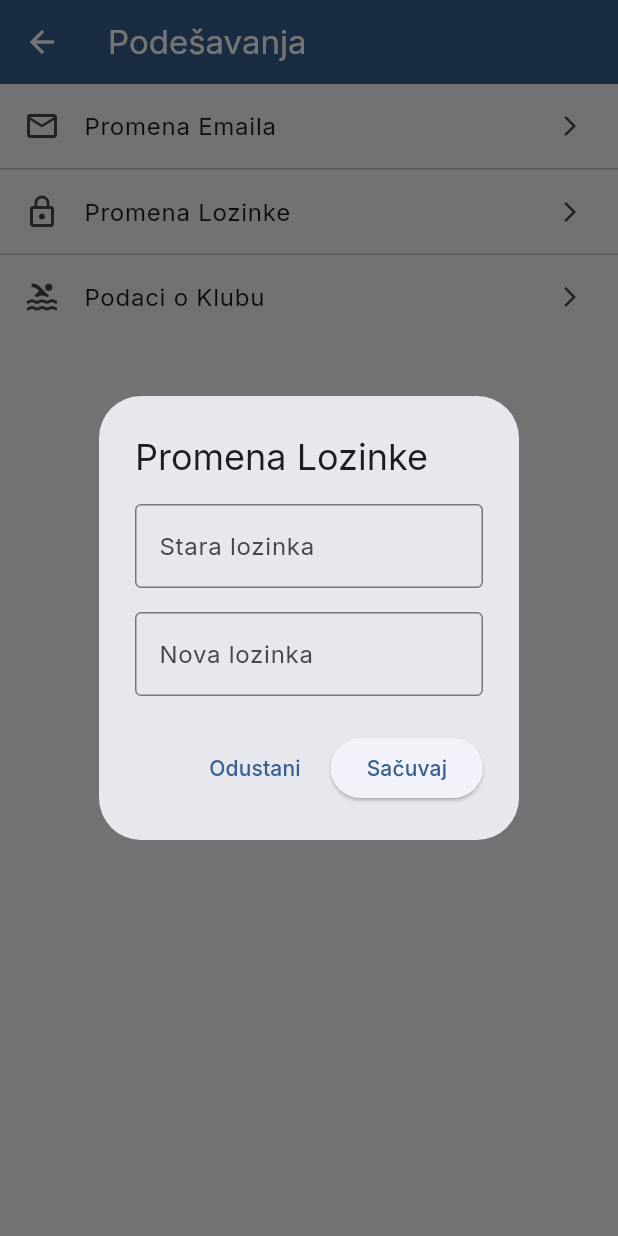
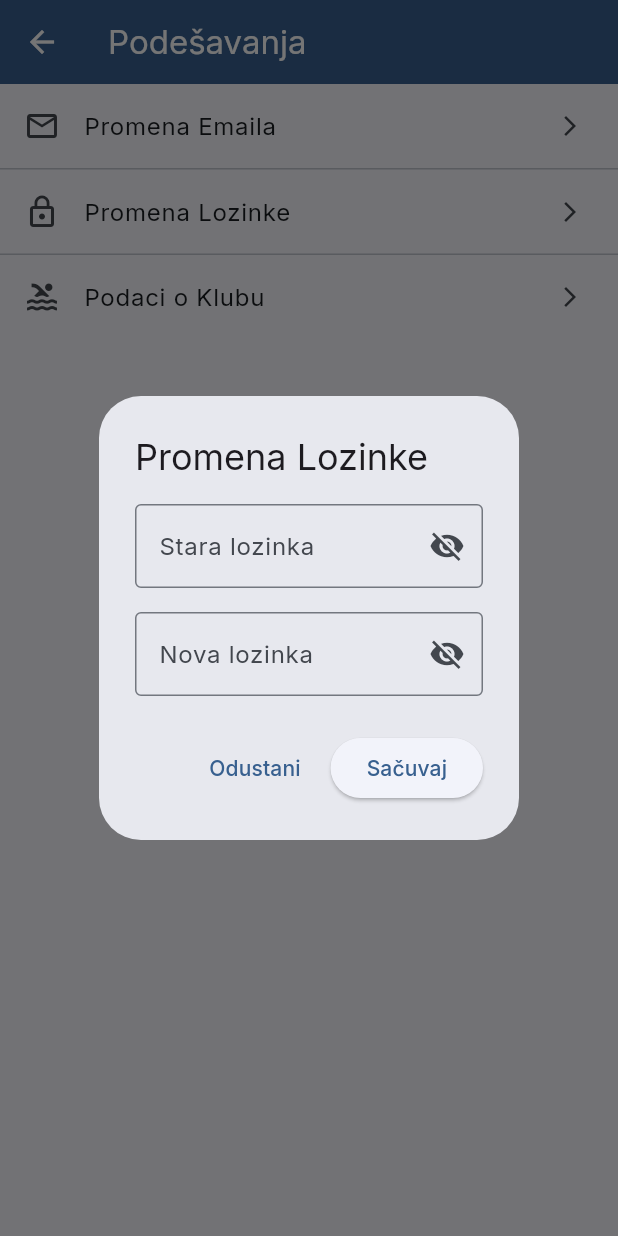
Before and after one commit to Nklrst/plivacki-klub-cms-app, a Flutter app: the SettingsScreen screen opened directly, after a tap on "Promena Lozinke", on a phone screen of 412 x 824 dp. Run offline on Flutter 3.47's test engine with Material 3 defaults, Android fonts, the phone set to English and light mode, and no system bars; our stand-ins replace dio, fl_chart, flutter_secure_storage, google_fonts, package_info_plus; accounts and stored records are empty; network calls fail.

Commit message:
Added small functionalities
- Dynamic version control to keep track of changes
- Visibility toggle button when changing passwords

```diff
--- a/frontend/lib/screens/owner/settings_screen.dart
+++ b/frontend/lib/screens/owner/settings_screen.dart
@@ -54,26 +54,43 @@ class SettingsScreen extends StatelessWidget {
 
     showDialog(
       context: context,
-      builder: (ctx) => AlertDialog(
+      builder: (ctx) {
+        bool obscureOld = true;
+        bool obscureNew = true;
+
+        return StatefulBuilder(
+          builder: (ctx, setState) => AlertDialog(
             title: const Text('Promena Lozinke'),
             content: Column(
               mainAxisSize: MainAxisSize.min,
               children: [
                 TextField(
                   controller: oldPasswordController,
-              obscureText: true,
-              decoration: const InputDecoration(
+                  obscureText: obscureOld,
+                  decoration: InputDecoration(
                     labelText: 'Stara lozinka',
-                border: OutlineInputBorder(),
+                    border: const OutlineInputBorder(),
+                    suffixIcon: IconButton(
+                      icon: Icon(
+                        obscureOld ? Icons.visibility_off : Icons.visibility,
+                      ),
+                      onPressed: () => setState(() => obscureOld = !obscureOld),
+                    ),
                   ),
                 ),
                 const SizedBox(height: 16),
                 TextField(
                   controller: newPasswordController,
-              obscureText: true,
-              decoration: const InputDecoration(
+                  obscureText: obscureNew,
+                  decoration: InputDecoration(
                     labelText: 'Nova lozinka',
-                border: OutlineInputBorder(),
+                    border: const OutlineInputBorder(),
+                    suffixIcon: IconButton(
+                      icon: Icon(
+                        obscureNew ? Icons.visibility_off : Icons.visibility,
+                      ),
+                      onPressed: () => setState(() => obscureNew = !obscureNew),
+                    ),
                   ),
                 ),
               ],
@@ -123,5 +140,7 @@ class SettingsScreen extends StatelessWidget {
             ],
           ),
         );
+      },
+    );
   }
 }
--- a/frontend/pubspec.yaml
+++ b/frontend/pubspec.yaml
@@ -43,6 +43,7 @@ dependencies:
   intl: ^0.18.1
   google_fonts: ^6.1.0
   fl_chart: ^0.65.0
+  package_info_plus: ^8.0.0
 
 dev_dependencies:
   flutter_test:
```
Also changed, not shown: frontend/lib/screens/owner_dashboard.dart (+13 -0 lines), 1 other file. Lines whose indentation alone changed are shown as unchanged.
